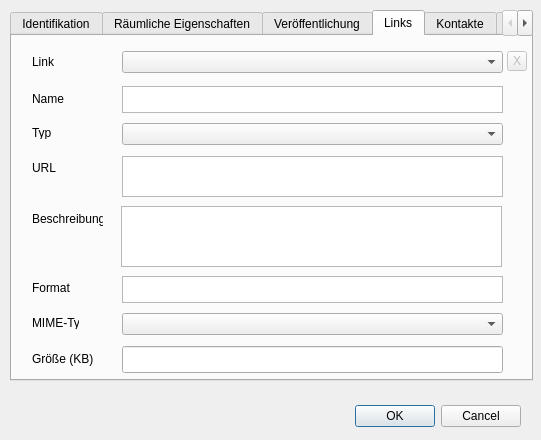
Qt form pg_metadata/resources/ui/edit_metadata_dialog.ui (effjot/qgis-pgmetadata-plugin) before a commit.
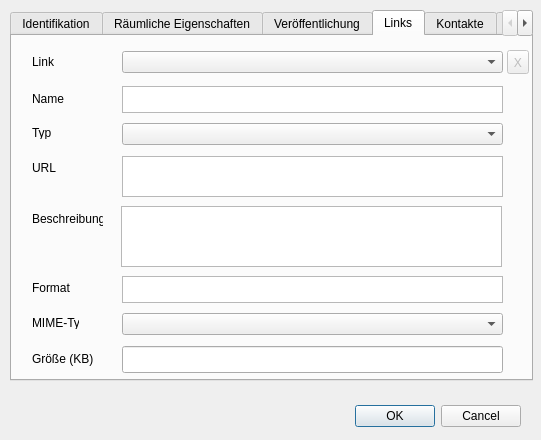
The same form after that commit. The open tabs and pages were chosen to show the change. Custom widgets are drawn as their Qt base class.

Commit message:
Bearbeiten mehrerer Links möglich
WIP Button delete links

The edit to the form file:
```diff
--- a/pg_metadata/resources/ui/edit_metadata_dialog.ui
+++ b/pg_metadata/resources/ui/edit_metadata_dialog.ui
@@ -579,11 +579,19 @@
      <property name="geometry">
       <rect>
        <x>495</x>
-       <y>15</y>
-       <width>20</width>
-       <height>20</height>
+       <y>14</y>
+       <width>22</width>
+       <height>24</height>
       </rect>
      </property>
+     <property name="font">
+      <font>
+       <family>Swis721 Blk BT</family>
+       <pointsize>10</pointsize>
+       <weight>50</weight>
+       <bold>false</bold>
+      </font>
+     </property>
      <property name="text">
       <string>X</string>
      </property>
```
Left out of the diff: 2 changed lines with no effect on the pictures. The commit also changes 1 other file.
